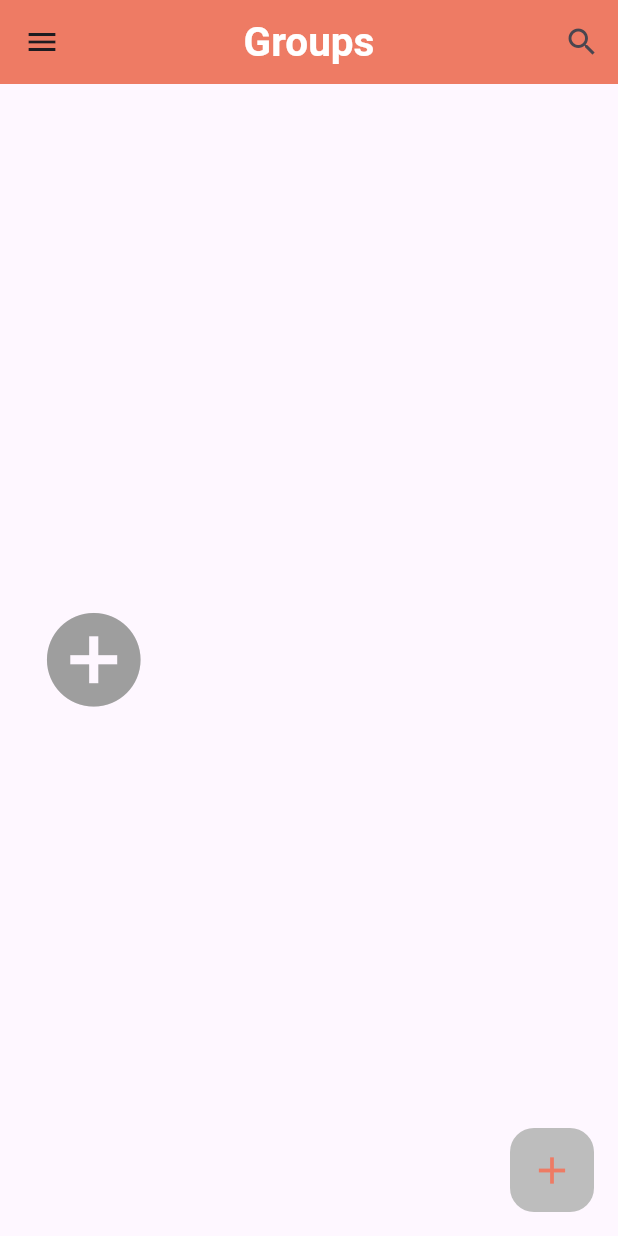
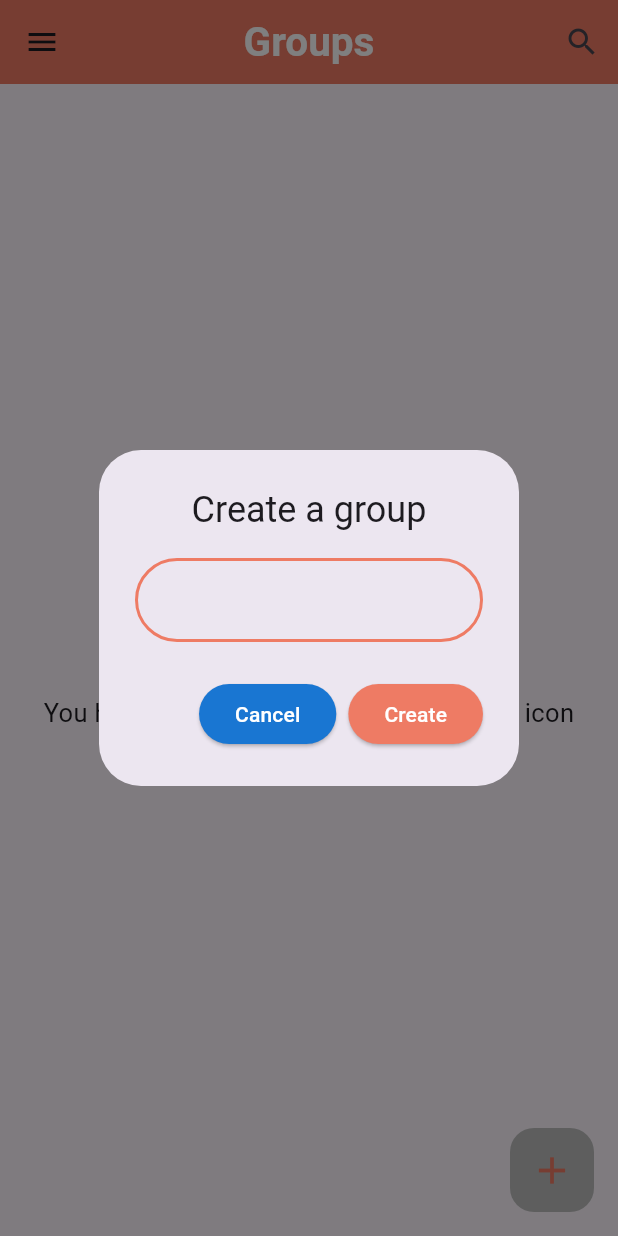
Before and after one commit to Jeffrey18276/MessageChat, a Flutter app: the HomePage screen opened directly, after a tap on the "add" icon, on a phone screen of 412 x 824 dp. Run offline on Flutter 3.47's test engine with Material 3 defaults, Android fonts, the light colour scheme and no system bars; our stand-ins replace animated_text_kit, cloud_firestore, firebase_auth, firebase_core, flutter_secure_storage, modal_progress_hud_nsn; accounts and stored records are empty.

Commit message:
Group Page completed

```diff
--- a/lib/constants.dart
+++ b/lib/constants.dart
@@ -27,6 +27,7 @@ const kTextFieldDecoration=InputDecoration(
     color: Colors.grey,
 
   ),
+
   contentPadding:
   EdgeInsets.symmetric(vertical: 10.0, horizontal: 20.0),
   border: OutlineInputBorder(
@@ -57,13 +58,16 @@ const ktextInputDecoration=InputDecoration(
 
   focusedBorder: OutlineInputBorder(
     borderSide: BorderSide(
+
       color:Color(0xFFee7b64),width: 2
-    )
+    ),
+    borderRadius: BorderRadius.all(Radius.circular(32.0)),
   ),
     enabledBorder: OutlineInputBorder(
         borderSide: BorderSide(
             color:Color(0xFFee7b64),width: 2
-        )
+        ),
+      borderRadius: BorderRadius.all(Radius.circular(32.0))
     ),
     errorBorder: OutlineInputBorder(
         borderSide: BorderSide(
--- a/lib/screens/home_page.dart
+++ b/lib/screens/home_page.dart
@@ -1,4 +1,5 @@
 import 'package:firebase_auth/firebase_auth.dart';
+import 'package:flashchat_redo/constants.dart';
 import 'package:flashchat_redo/helper/helper_function.dart';
 import 'package:flashchat_redo/screens/login_screen.dart';
 import 'package:flashchat_redo/screens/profile_page.dart';
@@ -7,7 +8,6 @@ import 'package:flashchat_redo/service/auth_service.dart';
 import 'package:flashchat_redo/service/database_service.dart';
 import 'package:flutter/cupertino.dart';
 import 'package:flutter/material.dart';
-import 'package:flutter/material.dart ';
 
 class HomePage extends StatefulWidget {
   const HomePage({super.key});
@@ -23,10 +23,11 @@ class _HomePageState extends State<HomePage> {
   String email = '';
 
   Stream? groups;
+  bool _isloading = false;
+  String groupName = '';
 
   @override
   void initState() {
-    // TODO: implement initState
     super.initState();
     gettinguserData();
   }
@@ -57,8 +58,10 @@ class _HomePageState extends State<HomePage> {
         actions: [
           IconButton(
             onPressed: () {
-              Navigator.push(context,
-                  MaterialPageRoute(builder: (context) => SearchPage()));
+              Navigator.push(
+                context,
+                MaterialPageRoute(builder: (context) => SearchPage()),
+              );
             },
             icon: const Icon(Icons.search),
           )
@@ -67,7 +70,10 @@ class _HomePageState extends State<HomePage> {
         title: const Text(
           'Groups',
           style: TextStyle(
-              color: Colors.white, fontSize: 27.0, fontWeight: FontWeight.bold),
+            color: Colors.white,
+            fontSize: 27.0,
+            fontWeight: FontWeight.bold,
+          ),
         ),
         centerTitle: true,
         elevation: 0,
@@ -110,7 +116,9 @@ class _HomePageState extends State<HomePage> {
                   context,
                   MaterialPageRoute(
                     builder: (context) =>
-                            ProfilePage(userName: username, email: email)));
+                        ProfilePage(userName: username, email: email),
+                  ),
+                );
               },
               selectedColor: Color(0xFFee7b64),
               leading: const Icon(Icons.person_2_rounded),
@@ -126,6 +134,8 @@ class _HomePageState extends State<HomePage> {
                   barrierDismissible: false,
                   context: context,
                   builder: (context) {
+                    return StatefulBuilder(
+                      builder: (context, setState) {
                         return AlertDialog(
                           title: const Text("Logout"),
                           content: const Text("Are you sure you want to logout"),
@@ -137,22 +147,27 @@ class _HomePageState extends State<HomePage> {
                               icon: const Icon(
                                 Icons.cancel_rounded,
                                 color: Colors.red,
-                              )),
+                              ),
+                            ),
                             IconButton(
                               onPressed: () async {
                                 await authService.signOut().whenComplete(() =>
                                     Navigator.push(
                                       context,
                                       MaterialPageRoute(
-                                          builder: (context) =>
-                                              LoginScreen())));
+                                        builder: (context) => LoginScreen(),
+                                      ),
+                                    ));
                               },
                               icon: Icon(Icons.done_rounded),
                               color: Colors.green,
                             )
                           ],
                         );
-                    });
+                      },
+                    );
+                  },
+                );
               },
               selectedColor: const Color(0xFFee7b64),
               leading: const Icon(Icons.exit_to_app),
@@ -181,7 +196,92 @@ class _HomePageState extends State<HomePage> {
     );
   }
 
-  popUpDialog(BuildContext context) {}
+  popUpDialog(BuildContext context) {
+    return _openAnimatedDialog();
+  }
+
+  void _openAnimatedDialog() {
+    showGeneralDialog(
+      barrierDismissible: false,
+      context: context,
+      pageBuilder: (context, animation1, animation2) {
+        return Container();
+      },
+      transitionBuilder: (context, a1, a2, widget) {
+        return ScaleTransition(
+          scale: Tween<double>(begin: 0.5, end: 1.0).animate(a1),
+          child: AlertDialog(
+            title: const Text(
+              "Create a group",
+              textAlign: TextAlign.center,
+            ),
+            content: Column(
+              mainAxisSize: MainAxisSize.min,
+              children: [
+                _isloading
+                    ? CircularProgressIndicator(
+                  color: Theme.of(context).primaryColor,
+                )
+                    : TextField(
+                  onChanged: (val) {
+                    setState(() {
+                      groupName = val;
+                    });
+                  },
+                  decoration: ktextInputDecoration,
+                ),
+              ],
+            ),
+            actions: [
+              ElevatedButton(
+                onPressed: () {
+                  Navigator.pop(context);
+                },
+                child: const Text(
+                  'Cancel',
+                  style: TextStyle(color: Colors.white),
+                ),
+                style: ElevatedButton.styleFrom(
+                  backgroundColor: Theme.of(context).primaryColorDark,
+                ),
+              ),
+              ElevatedButton(
+                onPressed: () {
+                  print("create button pressed");
+                  if (groupName != "") {
+                    setState(() {
+                      _isloading = true;
+                    });
+                    DatabaseService(uid: FirebaseAuth.instance.currentUser!.uid)
+                        .createGroup(
+                        username,
+                        FirebaseAuth.instance.currentUser!.uid,
+                        groupName)
+                        .whenComplete(() {
+                      setState(() {
+                        _isloading = false;
+                      });
+                      Navigator.pop(context);
+                      showSnackBar(
+                          context, Colors.green, 'Group created successfully');
+                    });
+                  }
+                },
+                child: const Text(
+                  'Create',
+                  style: const TextStyle(color: Colors.white),
+                ),
+                style: ElevatedButton.styleFrom(
+                  backgroundColor: const Color(0xFFee7b64),
+                ),
+              )
+            ],
+          ),
+        );
+      },
+    );
+  }
+
   groupList() {
     return StreamBuilder(
       stream: groups,
@@ -192,34 +292,48 @@ class _HomePageState extends State<HomePage> {
               return Text('Hello');
             } else
               return noGroupWidget();
-
-            }
-
-            else {
+          } else {
             return noGroupWidget();
           }
-
         } else {
           return Center(
             child: CircularProgressIndicator(
               color: const Color(0xFFee7b64),
-            ));
+            ),
+          );
         }
-        });
+      },
+    );
   }
 
   noGroupWidget() {
     return Container(
       padding: EdgeInsets.symmetric(horizontal: 25),
+      child: Center(
         child: Column(
           mainAxisAlignment: MainAxisAlignment.center,
+          crossAxisAlignment: CrossAxisAlignment.center,
           children: [
-          const Icon(
+            GestureDetector(
+              onTap: () {
+                popUpDialog(context);
+              },
+              child: Icon(
                 Icons.add_circle,
-            color: Colors.grey,
+                color: Colors.grey.shade700,
                 size: 75,
               ),
+            ),
+            const SizedBox(height: 20),
+            const Text(
+              "You have not joined any group tap on the icon to join",
+              textAlign: TextAlign.center,
+              style: TextStyle(
+                fontSize: 17,
+              ),
+            )
           ],
+        ),
       ),
     );
   }
--- a/lib/screens/login_screen.dart
+++ b/lib/screens/login_screen.dart
@@ -196,6 +196,7 @@ class _LoginScreenState extends State<LoginScreen> {
             context,
             MaterialPageRoute(builder: (context) => HomePage()),
           );
+
         } else {
           showSnackBar(context, Colors.red, value);
           setState(() {
--- a/lib/service/auth_service.dart
+++ b/lib/service/auth_service.dart
@@ -8,7 +8,7 @@ class AuthService{
   //login
   Future loginWithUserNameandPassword(String email,String password) async {
     try {
-      print("Userf has been created");
+      print("User has been created");
       User user = (await _auth.signInWithEmailAndPassword(
           email: email, password: password))
           .user!;
```
Also changed, not shown: lib/service/database_service.dart (+23 -0 lines). Lines whose indentation alone changed are shown as unchanged.
